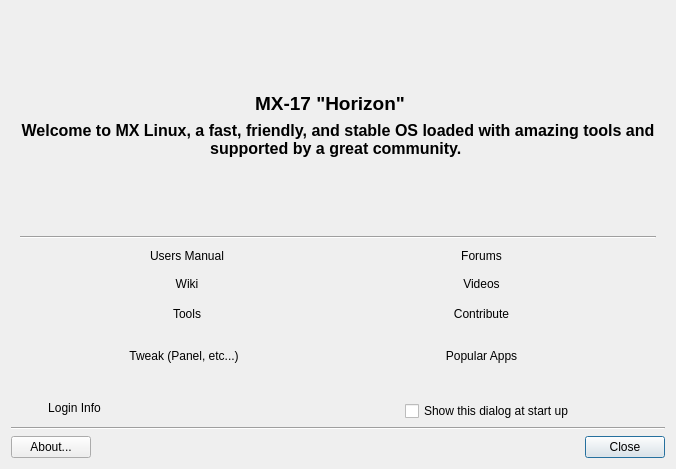
bithostel-dev/mx-welcome, file mxwelcome.ui: the form before one commit.
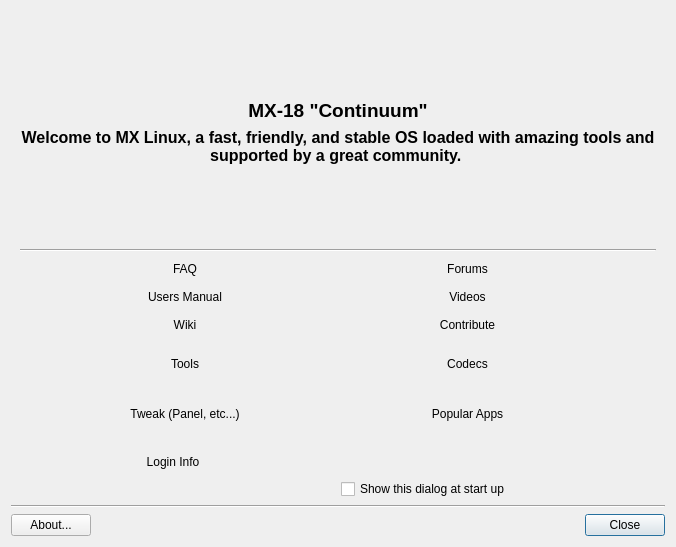
The form after the commit. Icons and pictures are not drawn. Custom widgets are drawn as their Qt base class.

What changed in the file:
```diff
--- a/mxwelcome.ui
+++ b/mxwelcome.ui
@@ -7,7 +7,7 @@
     <x>0</x>
     <y>0</y>
     <width>674</width>
-    <height>469</height>
+    <height>547</height>
    </rect>
   </property>
   <property name="windowTitle">
@@ -19,8 +19,8 @@
   <property name="modal">
    <bool>false</bool>
   </property>
-  <layout class="QGridLayout" name="gridLayout">
-   <item row="0" column="0" colspan="5">
+  <layout class="QGridLayout" name="gridLayout_4">
+   <item row="0" column="0" colspan="2">
     <widget class="QFrame" name="frame">
      <property name="minimumSize">
       <size>
@@ -28,8 +28,8 @@
        <height>0</height>
       </size>
      </property>
-     <layout class="QGridLayout" name="gridLayout_2">
-      <item row="0" column="3">
+     <layout class="QGridLayout" name="gridLayout_3">
+      <item row="0" column="0">
        <spacer name="verticalSpacer">
         <property name="orientation">
          <enum>Qt::Vertical</enum>
@@ -45,7 +45,19 @@
         </property>
        </spacer>
       </item>
-      <item row="3" column="0" colspan="6">
+      <item row="1" column="0">
+       <layout class="QGridLayout" name="gridLayout_2">
+        <item row="0" column="0">
+         <widget class="QLabel" name="labelTitle">
+          <property name="text">
+           <string notr="true">&lt;html&gt;&lt;head/&gt;&lt;body&gt;&lt;p align=&quot;center&quot;&gt;&lt;span style=&quot; font-size:14pt; font-weight:600;&quot;&gt;MX-18 &amp;quot;Continuum&amp;quot;&lt;/span&gt;&lt;/p&gt;&lt;/body&gt;&lt;/html&gt;</string>
+          </property>
+          <property name="alignment">
+           <set>Qt::AlignCenter</set>
+          </property>
+         </widget>
+        </item>
+        <item row="1" column="0">
        <widget class="QLabel" name="labelIntro">
         <property name="text">
          <string>&lt;html&gt;&lt;head/&gt;&lt;body&gt;&lt;p align=&quot;center&quot;&gt;&lt;span style=&quot; font-size:12pt; font-weight:600;&quot;&gt;Welcome to MX Linux, a fast, friendly, and stable OS loaded with amazing tools and supported by a great community. &lt;/span&gt;&lt;/p&gt;&lt;/body&gt;&lt;/html&gt;</string>
@@ -58,7 +70,9 @@
         </property>
        </widget>
       </item>
-      <item row="4" column="3">
+       </layout>
+      </item>
+      <item row="2" column="0">
        <spacer name="verticalSpacer_2">
         <property name="orientation">
          <enum>Qt::Vertical</enum>
@@ -74,14 +88,42 @@
         </property>
        </spacer>
       </item>
-      <item row="5" column="0" colspan="6">
+      <item row="3" column="0">
        <widget class="Line" name="line_3">
         <property name="orientation">
          <enum>Qt::Horizontal</enum>
         </property>
        </widget>
       </item>
-      <item row="6" column="0">
+      <item row="4" column="0">
+       <layout class="QGridLayout" name="gridLayout">
+        <item row="4" column="5">
+         <widget class="FlatButton" name="buttonPackageInstall">
+          <property name="focusPolicy">
+           <enum>Qt::NoFocus</enum>
+          </property>
+          <property name="text">
+           <string>Popular Apps</string>
+          </property>
+          <property name="icon">
+           <iconset resource="images.qrc">
+            <normaloff>:/icons/mxwelcome-icon-packageinstaller.png</normaloff>:/icons/mxwelcome-icon-packageinstaller.png</iconset>
+          </property>
+          <property name="iconSize">
+           <size>
+            <width>42</width>
+            <height>42</height>
+           </size>
+          </property>
+          <property name="autoDefault">
+           <bool>true</bool>
+          </property>
+          <property name="flat">
+           <bool>true</bool>
+          </property>
+         </widget>
+        </item>
+        <item row="0" column="0">
        <spacer name="horizontalSpacer_7">
         <property name="orientation">
          <enum>Qt::Horizontal</enum>
@@ -94,52 +136,46 @@
         </property>
        </spacer>
       </item>
-      <item row="6" column="1" colspan="2">
-       <widget class="FlatButton" name="buttonManual">
-        <property name="sizePolicy">
-         <sizepolicy hsizetype="Minimum" vsizetype="Fixed">
-          <horstretch>0</horstretch>
-          <verstretch>0</verstretch>
-         </sizepolicy>
-        </property>
-        <property name="focusPolicy">
-         <enum>Qt::NoFocus</enum>
-        </property>
-        <property name="text">
-         <string>Users Manual</string>
-        </property>
-        <property name="icon">
-         <iconset resource="images.qrc">
-          <normaloff>:/icons/users-manual.png</normaloff>:/icons/users-manual.png</iconset>
-        </property>
-        <property name="iconSize">
-         <size>
-          <width>42</width>
-          <height>42</height>
-         </size>
-        </property>
-        <property name="autoDefault">
-         <bool>true</bool>
-        </property>
-        <property name="flat">
-         <bool>true</bool>
-        </property>
-       </widget>
-      </item>
-      <item row="6" column="3">
+        <item row="0" column="4">
        <spacer name="horizontalSpacer_8">
         <property name="orientation">
          <enum>Qt::Horizontal</enum>
         </property>
         <property name="sizeHint" stdset="0">
          <size>
-          <width>40</width>
-          <height>20</height>
+            <width>129</width>
+            <height>17</height>
          </size>
         </property>
        </spacer>
       </item>
-      <item row="6" column="4">
+        <item row="0" column="7">
+         <spacer name="horizontalSpacer_9">
+          <property name="orientation">
+           <enum>Qt::Horizontal</enum>
+          </property>
+          <property name="sizeHint" stdset="0">
+           <size>
+            <width>61</width>
+            <height>17</height>
+           </size>
+          </property>
+         </spacer>
+        </item>
+        <item row="1" column="0">
+         <spacer name="horizontalSpacer_3">
+          <property name="orientation">
+           <enum>Qt::Horizontal</enum>
+          </property>
+          <property name="sizeHint" stdset="0">
+           <size>
+            <width>62</width>
+            <height>17</height>
+           </size>
+          </property>
+         </spacer>
+        </item>
+        <item row="0" column="5">
        <widget class="FlatButton" name="buttonForum">
         <property name="sizePolicy">
          <sizepolicy hsizetype="Minimum" vsizetype="Fixed">
@@ -177,20 +213,46 @@
         </property>
        </widget>
       </item>
-      <item row="7" column="0">
-       <spacer name="horizontalSpacer_3">
+        <item row="1" column="7">
+         <spacer name="horizontalSpacer_6">
         <property name="orientation">
          <enum>Qt::Horizontal</enum>
         </property>
         <property name="sizeHint" stdset="0">
          <size>
-          <width>40</width>
-          <height>20</height>
+            <width>61</width>
+            <height>17</height>
          </size>
         </property>
        </spacer>
       </item>
-      <item row="7" column="4">
+        <item row="2" column="0">
+         <spacer name="horizontalSpacer_2">
+          <property name="orientation">
+           <enum>Qt::Horizontal</enum>
+          </property>
+          <property name="sizeHint" stdset="0">
+           <size>
+            <width>62</width>
+            <height>17</height>
+           </size>
+          </property>
+         </spacer>
+        </item>
+        <item row="2" column="4">
+         <spacer name="horizontalSpacer_10">
+          <property name="orientation">
+           <enum>Qt::Horizontal</enum>
+          </property>
+          <property name="sizeHint" stdset="0">
+           <size>
+            <width>129</width>
+            <height>17</height>
+           </size>
+          </property>
+         </spacer>
+        </item>
+        <item row="1" column="5">
        <widget class="FlatButton" name="buttonVideo">
         <property name="sizePolicy">
          <sizepolicy hsizetype="Minimum" vsizetype="Fixed">
@@ -228,136 +290,78 @@
         </property>
        </widget>
       </item>
-      <item row="7" column="1" colspan="2">
-       <widget class="FlatButton" name="buttonWiki">
-        <property name="sizePolicy">
-         <sizepolicy hsizetype="Minimum" vsizetype="Fixed">
-          <horstretch>0</horstretch>
-          <verstretch>0</verstretch>
-         </sizepolicy>
-        </property>
-        <property name="focusPolicy">
-         <enum>Qt::NoFocus</enum>
-        </property>
-        <property name="text">
-         <string>Wiki</string>
-        </property>
-        <property name="icon">
-         <iconset resource="images.qrc">
-          <normaloff>:/icons/wiki.png</normaloff>:/icons/wiki.png</iconset>
-        </property>
-        <property name="iconSize">
-         <size>
-          <width>42</width>
-          <height>42</height>
-         </size>
-        </property>
-        <property name="autoDefault">
-         <bool>true</bool>
-        </property>
-        <property name="flat">
-         <bool>true</bool>
-        </property>
-       </widget>
-      </item>
-      <item row="6" column="5">
-       <spacer name="horizontalSpacer_9">
-        <property name="orientation">
-         <enum>Qt::Horizontal</enum>
-        </property>
-        <property name="sizeHint" stdset="0">
-         <size>
-          <width>40</width>
-          <height>20</height>
-         </size>
-        </property>
-       </spacer>
-      </item>
-      <item row="7" column="3">
+        <item row="1" column="4">
        <spacer name="horizontalSpacer_5">
         <property name="orientation">
          <enum>Qt::Horizontal</enum>
         </property>
         <property name="sizeHint" stdset="0">
          <size>
-          <width>40</width>
-          <height>20</height>
+            <width>129</width>
+            <height>17</height>
          </size>
         </property>
        </spacer>
       </item>
-      <item row="7" column="5">
-       <spacer name="horizontalSpacer_6">
+        <item row="2" column="7">
+         <spacer name="horizontalSpacer">
         <property name="orientation">
          <enum>Qt::Horizontal</enum>
         </property>
         <property name="sizeHint" stdset="0">
          <size>
-          <width>40</width>
-          <height>20</height>
+            <width>61</width>
+            <height>17</height>
          </size>
         </property>
        </spacer>
       </item>
-      <item row="8" column="0">
-       <spacer name="horizontalSpacer_2">
+        <item row="3" column="2" colspan="3">
+         <spacer name="horizontalSpacer_12">
         <property name="orientation">
          <enum>Qt::Horizontal</enum>
         </property>
+          <property name="sizeType">
+           <enum>QSizePolicy::Expanding</enum>
+          </property>
         <property name="sizeHint" stdset="0">
          <size>
-          <width>40</width>
-          <height>20</height>
+            <width>135</width>
+            <height>44</height>
          </size>
         </property>
        </spacer>
       </item>
-      <item row="8" column="1" rowspan="2" colspan="2">
-       <widget class="FlatButton" name="buttonTools">
-        <property name="minimumSize">
-         <size>
-          <width>0</width>
-          <height>0</height>
-         </size>
-        </property>
-        <property name="focusPolicy">
-         <enum>Qt::NoFocus</enum>
-        </property>
-        <property name="text">
-         <string>Tools</string>
-        </property>
-        <property name="icon">
-         <iconset resource="images.qrc">
-          <normaloff>:/icons/tools.png</normaloff>:/icons/tools.png</iconset>
-        </property>
-        <property name="iconSize">
+        <item row="3" column="7">
+         <spacer name="horizontalSpacer_13">
+          <property name="orientation">
+           <enum>Qt::Horizontal</enum>
+          </property>
+          <property name="sizeType">
+           <enum>QSizePolicy::Expanding</enum>
+          </property>
+          <property name="sizeHint" stdset="0">
          <size>
-          <width>42</width>
-          <height>42</height>
-         </size>
-        </property>
-        <property name="autoDefault">
-         <bool>true</bool>
-        </property>
-        <property name="flat">
-         <bool>true</bool>
-        </property>
-       </widget>
-      </item>
-      <item row="8" column="3">
-       <spacer name="horizontalSpacer_10">
+            <width>61</width>
+            <height>44</height>
+           </size>
+          </property>
+         </spacer>
+        </item>
+        <item row="4" column="0">
+         <spacer name="horizontalSpacer_11">
         <property name="orientation">
          <enum>Qt::Horizontal</enum>
         </property>
         <property name="sizeHint" stdset="0">
          <size>
-          <width>40</width>
-          <height>20</height>
+            <width>62</width>
+            <height>44</height>
          </size>
         </property>
        </spacer>
       </item>
-      <item row="8" column="4" rowspan="2">
+        <item row="2" column="5">
        <widget class="FlatButton" name="buttonContribute">
         <property name="focusPolicy">
          <enum>Qt::NoFocus</enum>
@@ -383,20 +387,20 @@
         </property>
        </widget>
       </item>
-      <item row="8" column="5">
-       <spacer name="horizontalSpacer">
+        <item row="3" column="0">
+         <spacer name="horizontalSpacer_4">
         <property name="orientation">
          <enum>Qt::Horizontal</enum>
         </property>
         <property name="sizeHint" stdset="0">
          <size>
-          <width>40</width>
-          <height>20</height>
+            <width>62</width>
+            <height>44</height>
          </size>
         </property>
        </spacer>
       </item>
-      <item row="10" column="1">
+        <item row="4" column="1">
        <widget class="FlatButton" name="buttonPanelOrient">
         <property name="minimumSize">
          <size>
@@ -428,13 +432,51 @@
         </property>
        </widget>
       </item>
-      <item row="10" column="4">
-       <widget class="FlatButton" name="buttonPackageInstall">
+        <item row="4" column="3" colspan="2">
+         <spacer name="horizontalSpacer_14">
+          <property name="orientation">
+           <enum>Qt::Horizontal</enum>
+          </property>
+          <property name="sizeType">
+           <enum>QSizePolicy::Expanding</enum>
+          </property>
+          <property name="sizeHint" stdset="0">
+           <size>
+            <width>135</width>
+            <height>44</height>
+           </size>
+          </property>
+         </spacer>
+        </item>
+        <item row="4" column="6" colspan="2">
+         <spacer name="horizontalSpacer_15">
+          <property name="orientation">
+           <enum>Qt::Horizontal</enum>
+          </property>
+          <property name="sizeType">
+           <enum>QSizePolicy::Expanding</enum>
+          </property>
+          <property name="sizeHint" stdset="0">
+           <size>
+            <width>61</width>
+            <height>44</height>
+           </size>
+          </property>
+         </spacer>
+        </item>
+        <item row="3" column="1">
+         <widget class="FlatButton" name="buttonTools">
+          <property name="minimumSize">
+           <size>
+            <width>0</width>
+            <height>0</height>
+           </size>
+          </property>
         <property name="focusPolicy">
          <enum>Qt::NoFocus</enum>
         </property>
         <property name="text">
-         <string>Popular Apps</string>
+           <string>Tools</string>
         </property>
         <property name="icon">
          <iconset resource="images.qrc">
@@ -454,67 +496,131 @@
         </property>
        </widget>
       </item>
-      <item row="1" column="3">
-       <widget class="QLabel" name="labelTitle">
+        <item row="3" column="5">
+         <widget class="FlatButton" name="buttonCodecs">
+          <property name="focusPolicy">
+           <enum>Qt::NoFocus</enum>
+          </property>
         <property name="text">
-         <string>&lt;html&gt;&lt;head/&gt;&lt;body&gt;&lt;p align=&quot;center&quot;&gt;&lt;span style=&quot; font-size:14pt; font-weight:600;&quot;&gt;MX-17 &amp;quot;Horizon&amp;quot;&lt;/span&gt;&lt;/p&gt;&lt;/body&gt;&lt;/html&gt;</string>
-        </property>
-        <property name="alignment">
-         <set>Qt::AlignCenter</set>
-        </property>
-       </widget>
-      </item>
-      <item row="10" column="5">
-       <spacer name="horizontalSpacer_13">
-        <property name="orientation">
-         <enum>Qt::Horizontal</enum>
-        </property>
-        <property name="sizeType">
-         <enum>QSizePolicy::Expanding</enum>
-        </property>
-        <property name="sizeHint" stdset="0">
+           <string>Codecs</string>
+          </property>
+          <property name="icon">
+           <iconset resource="images.qrc">
+            <normaloff>:/icons/codecs.png</normaloff>:/icons/codecs.png</iconset>
+          </property>
+          <property name="iconSize">
+           <size>
+            <width>42</width>
+            <height>42</height>
+           </size>
+          </property>
+          <property name="autoDefault">
+           <bool>true</bool>
+          </property>
+          <property name="flat">
+           <bool>true</bool>
+          </property>
+         </widget>
+        </item>
+        <item row="2" column="1">
+         <widget class="FlatButton" name="buttonWiki">
+          <property name="sizePolicy">
+           <sizepolicy hsizetype="Minimum" vsizetype="Fixed">
+            <horstretch>0</horstretch>
+            <verstretch>0</verstretch>
+           </sizepolicy>
+          </property>
+          <property name="focusPolicy">
+           <enum>Qt::NoFocus</enum>
+          </property>
+          <property name="text">
+           <string>Wiki</string>
+          </property>
+          <property name="icon">
+           <iconset resource="images.qrc">
+            <normaloff>:/icons/wiki.png</normaloff>:/icons/wiki.png</iconset>
+          </property>
+          <property name="iconSize">
          <size>
-          <width>50</width>
-          <height>47</height>
-         </size>
-        </property>
-       </spacer>
-      </item>
-      <item row="10" column="0">
-       <spacer name="horizontalSpacer_4">
-        <property name="orientation">
-         <enum>Qt::Horizontal</enum>
-        </property>
-        <property name="sizeHint" stdset="0">
+            <width>42</width>
+            <height>42</height>
+           </size>
+          </property>
+          <property name="autoDefault">
+           <bool>true</bool>
+          </property>
+          <property name="flat">
+           <bool>true</bool>
+          </property>
+         </widget>
+        </item>
+        <item row="1" column="1">
+         <widget class="FlatButton" name="buttonManual">
+          <property name="sizePolicy">
+           <sizepolicy hsizetype="Minimum" vsizetype="Fixed">
+            <horstretch>0</horstretch>
+            <verstretch>0</verstretch>
+           </sizepolicy>
+          </property>
+          <property name="focusPolicy">
+           <enum>Qt::NoFocus</enum>
+          </property>
+          <property name="text">
+           <string>Users Manual</string>
+          </property>
+          <property name="icon">
+           <iconset resource="images.qrc">
+            <normaloff>:/icons/users-manual.png</normaloff>:/icons/users-manual.png</iconset>
+          </property>
+          <property name="iconSize">
          <size>
-          <width>54</width>
-          <height>47</height>
-         </size>
-        </property>
-       </spacer>
-      </item>
-      <item row="10" column="2" colspan="2">
-       <spacer name="horizontalSpacer_12">
-        <property name="orientation">
-         <enum>Qt::Horizontal</enum>
-        </property>
-        <property name="sizeType">
-         <enum>QSizePolicy::Expanding</enum>
-        </property>
-        <property name="sizeHint" stdset="0">
+            <width>42</width>
+            <height>42</height>
+           </size>
+          </property>
+          <property name="autoDefault">
+           <bool>true</bool>
+          </property>
+          <property name="flat">
+           <bool>true</bool>
+          </property>
+         </widget>
+        </item>
+        <item row="0" column="1">
+         <widget class="FlatButton" name="buttonPanelOrient_2">
+          <property name="minimumSize">
+           <size>
+            <width>0</width>
+            <height>0</height>
+           </size>
+          </property>
+          <property name="focusPolicy">
+           <enum>Qt::NoFocus</enum>
+          </property>
+          <property name="text">
+           <string>FAQ</string>
+          </property>
+          <property name="icon">
+           <iconset resource="images.qrc">
+            <normaloff>:/icons/faq.png</normaloff>:/icons/faq.png</iconset>
+          </property>
+          <property name="iconSize">
          <size>
-          <width>138</width>
-          <height>47</height>
-         </size>
-        </property>
-       </spacer>
-      </item>
-     </layout>
-     <zorder>buttonManual</zorder>
-     <zorder>labelIntro</zorder>
-     <zorder>buttonForum</zorder>
-     <zorder>buttonVideo</zorder>
-     <zorder>buttonWiki</zorder>
+            <width>42</width>
+            <height>42</height>
+           </size>
+          </property>
+          <property name="autoDefault">
+           <bool>true</bool>
+          </property>
+          <property name="flat">
+           <bool>true</bool>
+          </property>
+         </widget>
+        </item>
+       </layout>
+      </item>
+     </layout>
      <zorder>line_3</zorder>
      <zorder>buttonTools</zorder>
      <zorder>buttonContribute</zorder>
@@ -526,27 +632,7 @@
      <zorder>labelTitle</zorder>
     </widget>
    </item>
-   <item row="3" column="0" colspan="5">
-    <widget class="Line" name="line_2">
-     <property name="orientation">
-      <enum>Qt::Horizontal</enum>
-     </property>
-    </widget>
-   </item>
-   <item row="1" column="1" rowspan="2" colspan="2">
-    <spacer name="horizontalSpacer_11">
-     <property name="orientation">
-      <enum>Qt::Horizontal</enum>
-     </property>
-     <property name="sizeHint" stdset="0">
-      <size>
-       <width>161</width>
-       <height>20</height>
-      </size>
-     </property>
-    </spacer>
-   </item>
-   <item row="1" column="0" rowspan="2">
+   <item row="1" column="0">
     <widget class="FlatButton" name="buttonLogininfo">
      <property name="sizePolicy">
       <sizepolicy hsizetype="Minimum" vsizetype="Fixed">
@@ -582,7 +668,14 @@
      </property>
     </widget>
    </item>
-   <item row="2" column="3" colspan="2">
+   <item row="4" column="0" colspan="2">
+    <widget class="Line" name="line_2">
+     <property name="orientation">
+      <enum>Qt::Horizontal</enum>
+     </property>
+    </widget>
+   </item>
+   <item row="2" column="1">
     <widget class="QCheckBox" name="checkBox">
      <property name="focusPolicy">
       <enum>Qt::NoFocus</enum>
@@ -592,7 +685,7 @@
      </property>
     </widget>
    </item>
-   <item row="4" column="0" colspan="5">
+   <item row="5" column="0" colspan="2">
     <layout class="QGridLayout" name="buttonBar" columnstretch="0,0,0,0,0,0,0,0,0">
      <property name="sizeConstraint">
       <enum>QLayout::SetDefaultConstraint</enum>
```
Left out of the diff: 11 changed lines with no effect on the pictures. Lines whose indentation alone changed are shown as unchanged.
